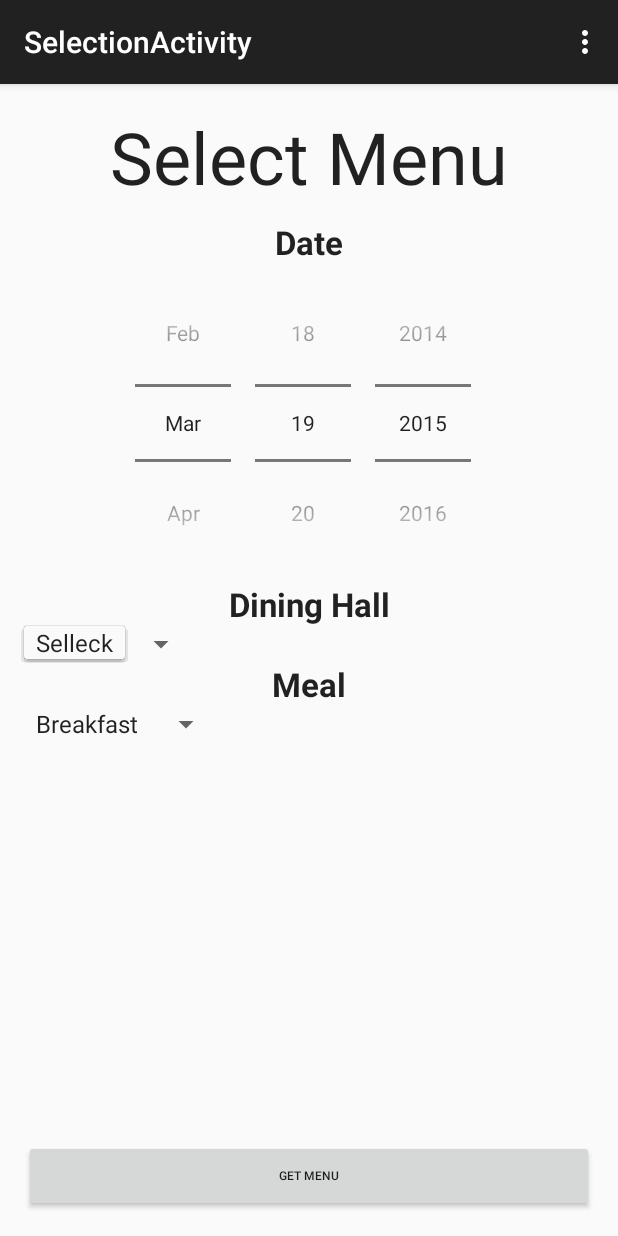
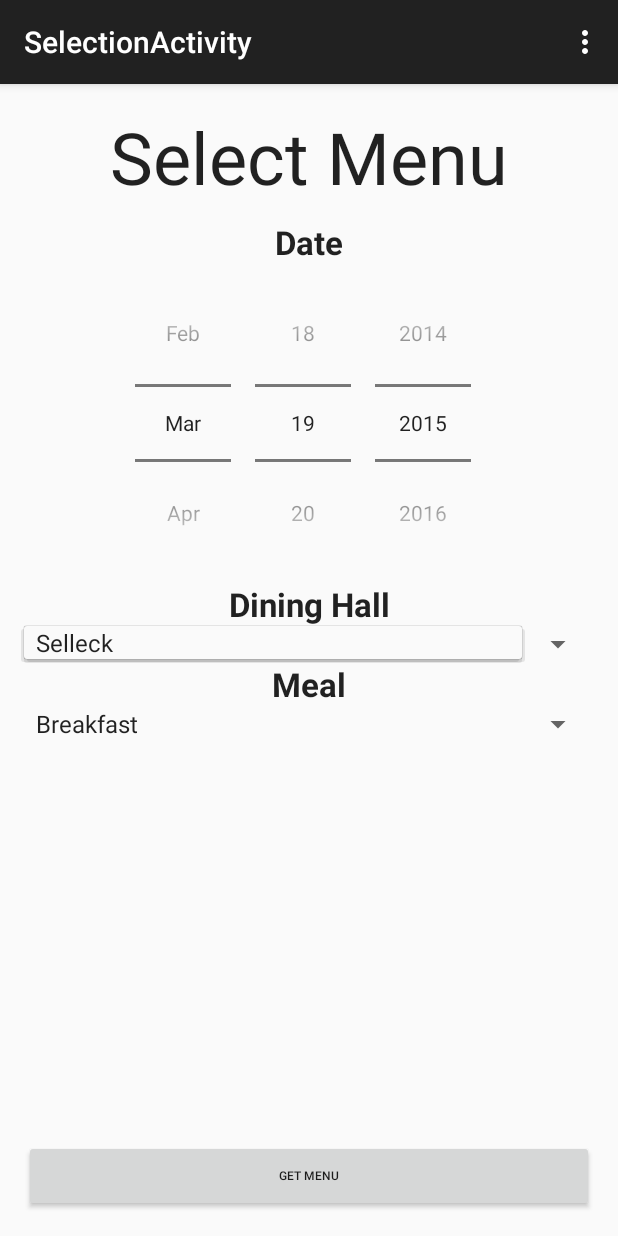
Before and after one commit to aschleicher2/HuskerDining, an Android app: the SelectionActivity screen opened directly, with no data from a screen before it, after a tap on "Selleck", on a phone screen of 412 x 824 dp. Run offline under Robolectric (Android 15) with nearby library versions, the light colour scheme and no system bars.

Commit message:
Phase 1 finished!
Finished up SelectionActivity

```diff
--- a/HuskerDining/app/src/main/res/layout/activity_selection.xml
+++ b/HuskerDining/app/src/main/res/layout/activity_selection.xml
@@ -83,7 +83,9 @@
         android:spinnerMode="dropdown"
         android:layout_below="@+id/text_diningHall"
         android:layout_alignParentLeft="true"
-        android:layout_alignParentStart="true" />
+        android:layout_alignParentStart="true"
+        android:layout_alignParentRight="true"
+        android:layout_alignParentEnd="true" />
 
     <Spinner
         android:layout_width="wrap_content"
@@ -92,7 +94,9 @@
         android:spinnerMode="dropdown"
         android:layout_below="@+id/text_meal"
         android:layout_alignParentLeft="true"
-        android:layout_alignParentStart="true" />
+        android:layout_alignParentStart="true"
+        android:layout_alignParentRight="true"
+        android:layout_alignParentEnd="true" />
 
     <DatePicker
         android:layout_width="wrap_content"
```
Also changed, not shown: HuskerDining/app/src/main/java/group12/huskerdining/SelectionActivity.java (+13 -8 lines).
